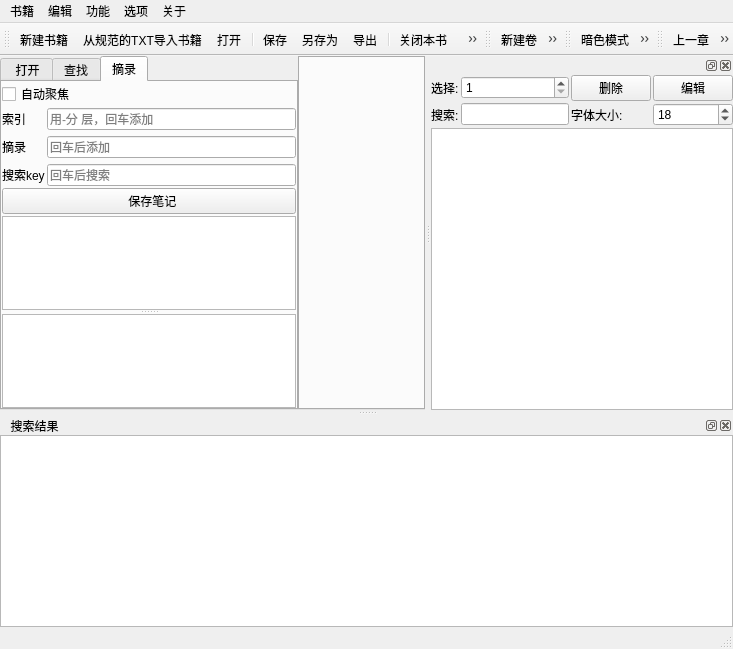
shg1969/Book-Editor, file mainwindow.ui: the form before one commit.
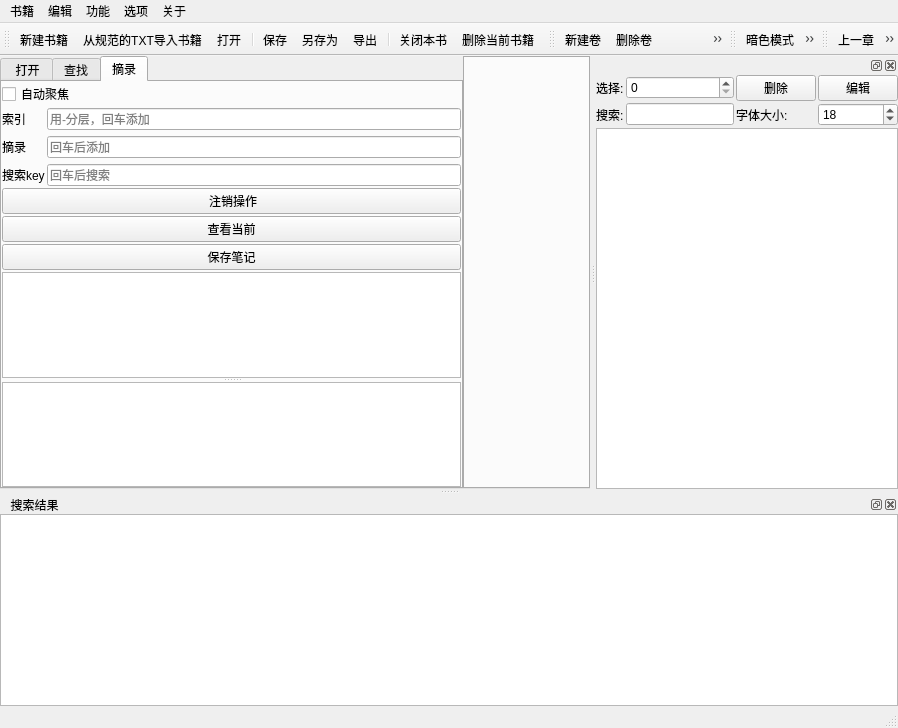
The form after the commit. The open tabs and pages were chosen to show the change. Icons and pictures are not drawn.

```diff
--- a/mainwindow.ui
+++ b/mainwindow.ui
@@ -6,8 +6,8 @@
    <rect>
     <x>0</x>
     <y>0</y>
-    <width>733</width>
-    <height>649</height>
+    <width>898</width>
+    <height>728</height>
    </rect>
   </property>
   <property name="windowTitle">
@@ -423,32 +423,32 @@
               <string/>
              </property>
              <property name="placeholderText">
-              <string>用-分 层，回车添加</string>
+              <string>用-分层，回车添加</string>
              </property>
             </widget>
            </item>
-           <item row="1" column="0">
+           <item row="2" column="0">
             <widget class="QLabel" name="note_content_Label">
              <property name="text">
               <string>摘录</string>
              </property>
             </widget>
            </item>
-           <item row="1" column="1">
+           <item row="2" column="1">
             <widget class="QLineEdit" name="note_content_LineEdit">
              <property name="placeholderText">
               <string>回车后添加</string>
              </property>
             </widget>
            </item>
-           <item row="2" column="0">
+           <item row="5" column="0">
             <widget class="QLabel" name="label_5">
              <property name="text">
               <string>搜索key</string>
              </property>
             </widget>
            </item>
-           <item row="2" column="1">
+           <item row="5" column="1">
             <widget class="QLineEdit" name="note_search_key_lineEdit">
              <property name="placeholderText">
               <string>回车后搜索</string>
@@ -457,6 +457,20 @@
            </item>
           </layout>
          </item>
+         <item>
+          <widget class="QPushButton" name="btn_undo_add_note">
+           <property name="text">
+            <string> 注销操作</string>
+           </property>
+          </widget>
+         </item>
+         <item>
+          <widget class="QPushButton" name="btn_show_current_notes">
+           <property name="text">
+            <string>查看当前</string>
+           </property>
+          </widget>
+         </item>
          <item>
           <layout class="QHBoxLayout" name="horizontalLayout">
            <property name="spacing">
@@ -465,7 +479,7 @@
            <item>
             <widget class="QPushButton" name="note_save_btn">
              <property name="text">
-              <string>  保存笔记</string>
+              <string>保存笔记</string>
              </property>
             </widget>
            </item>
@@ -522,7 +536,7 @@
     <rect>
      <x>0</x>
      <y>0</y>
-     <width>733</width>
+     <width>898</width>
      <height>29</height>
     </rect>
    </property>
@@ -605,6 +619,7 @@
     <addaction name="separator"/>
     <addaction name="action_line_high"/>
     <addaction name="separator"/>
+    <addaction name="actionSetting"/>
    </widget>
    <addaction name="menuBook"/>
    <addaction name="menuEdit"/>
@@ -751,7 +766,7 @@
        <item row="0" column="1">
         <widget class="QSpinBox" name="note_select_row_spinBox">
          <property name="minimum">
-          <number>1</number>
+          <number>0</number>
          </property>
         </widget>
        </item>
@@ -1093,6 +1108,18 @@
     <string>从格式化的剪切板内容导入摘抄笔记，关键字以井号开头，回车结束；内容每项行头开始，回车结束</string>
    </property>
   </action>
+  <action name="actionSetting">
+   <property name="icon">
+    <iconset resource="res.qrc">
+     <normaloff>:/bmp/设置.ico</normaloff>:/bmp/设置.ico</iconset>
+   </property>
+   <property name="text">
+    <string>设置</string>
+   </property>
+   <property name="toolTip">
+    <string>设置</string>
+   </property>
+  </action>
  </widget>
  <resources>
   <include location="res.qrc"/>
```
